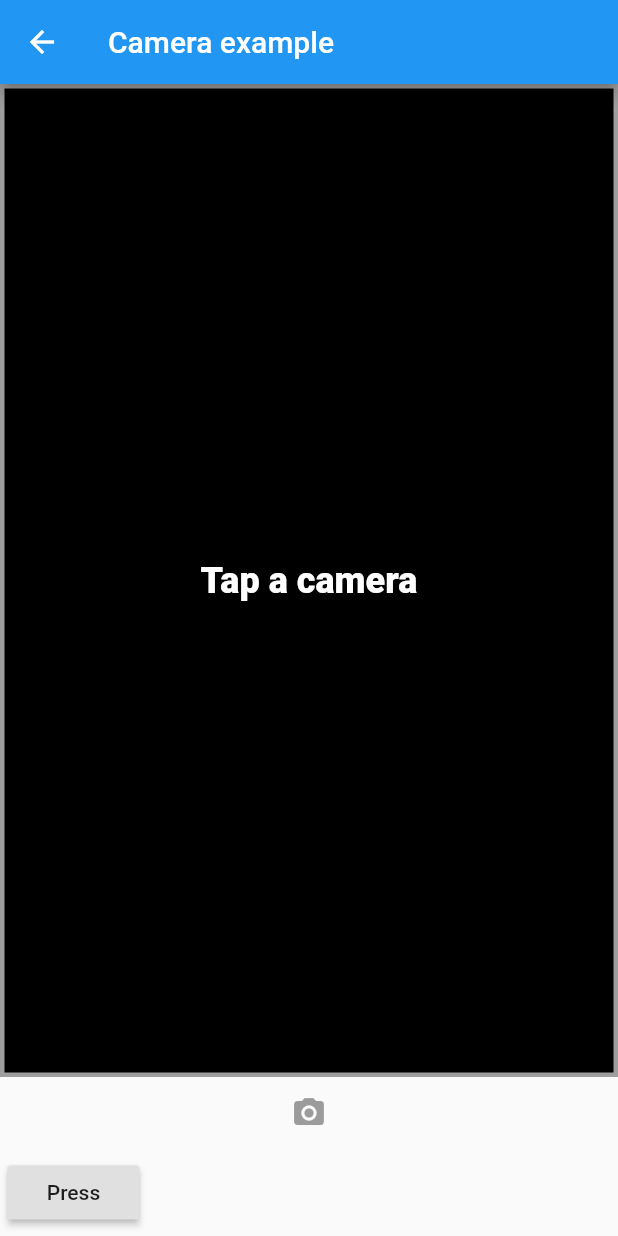
After one commit to Ahmed-Husnein-Choudhury/Flutter-app-1, a Flutter app: the BiometricCamera screen opened by its route, on a phone screen of 412 x 824 dp. The commit adds this screen. Run offline on Flutter 3.47's test engine with Material 2 defaults, Android fonts, the phone set to English and light mode, and no system bars; our stand-ins replace camera, image_picker, percent_indicator, shared_preferences, video_player; missing offline and left inert: flutter_cupertino_date_picker, simple_permissions; accounts and stored records are empty.

Commit message:
lots of design changes made and improved.

```diff
--- a/lib/routes.dart
+++ b/lib/routes.dart
@@ -20,6 +20,7 @@ import 'package:medicaid/screens/your_plan_details.dart';
 import 'package:medicaid/screens/check_in_here_with_us.dart';
 import 'package:medicaid/screens/all_information_confirmed.dart';
 import 'package:medicaid/screens/not_correct_location.dart';
+import 'package:medicaid/screens/biometric_camera.dart';
 
 class Routes {
 
@@ -45,6 +46,7 @@ class Routes {
     YourPlanDetails.routeName: (context) => YourPlanDetails(),
     CheckInHere.routeName: (context)=> CheckInHere(),
     InformationConfirmed.routeName: (context) => InformationConfirmed(),
-    NotCorrectLocation.routeName: (context) => NotCorrectLocation()
+    NotCorrectLocation.routeName: (context) => NotCorrectLocation(),
+    BiometricCamera.routeName: (context) => BiometricCamera(),
   };
 }
--- /dev/null
+++ b/lib/screens/biometric_camera.dart
@@ -0,0 +1,245 @@
+
+import 'dart:io';
+import 'package:camera/camera.dart';
+import 'package:flutter/material.dart';
+import 'package:medicaid/main.dart';
+import 'package:path_provider/path_provider.dart';
+
+
+class BiometricCamera extends StatefulWidget{
+  @override
+  _CameraState createState()=>_CameraState();
+
+  static final String routeName = "/biometricCamera";
+
+}
+
+
+IconData getCameraLensIcon(CameraLensDirection direction) {
+      return Icons.camera_front;
+  }
+
+void logError(String code, String message) =>
+    print('Error: $code\nError Message: $message');
+
+class _CameraState extends State<BiometricCamera>{
+
+  CameraController controller;
+  String imagePath;
+
+  final GlobalKey<ScaffoldState> _scaffoldKey = GlobalKey<ScaffoldState>();
+
+  @override
+  Widget build(BuildContext context) {
+    return Scaffold(
+      key: _scaffoldKey,
+      appBar: AppBar(
+        title: const Text('Camera example'),
+      ),
+      body: Column(
+        children: <Widget>[
+          Expanded(
+            child: Container(
+              child: Padding(
+                padding: const EdgeInsets.all(1.0),
+                child: Center(
+                  child: _cameraPreviewWidget(),
+                ),
+              ),
+              decoration: BoxDecoration(
+                color: Colors.black,
+                border: Border.all(
+                  color: Colors.grey,
+                  width: 3.0,
+                ),
+              ),
+            ),
+          ),
+          _captureControlRowWidget(),
+          Padding(
+            padding: const EdgeInsets.all(5.0),
+            child: Row(
+              mainAxisAlignment: MainAxisAlignment.start,
+              children: <Widget>[
+               // RaisedButton(onPressed: _cameraTogglesRowWidget,child: Text("Open camera"),),
+                _cameraTogglesRowWidget(),
+                _thumbnailWidget(),
+              ],
+            ),
+          ),
+        ],
+      ),
+    );
+  }
+
+  /// Display the preview from the camera (or a message if the preview is not available).
+  Widget _cameraPreviewWidget() {
+    if (controller == null || !controller.value.isInitialized) {
+      return const Text(
+        'Tap a camera',
+        style: TextStyle(
+          color: Colors.white,
+          fontSize: 24.0,
+          fontWeight: FontWeight.w900,
+        ),
+      );
+    } else {
+      return AspectRatio(
+        aspectRatio: controller.value.aspectRatio,
+        child: CameraPreview(controller),
+      );
+    }
+  }
+
+  /// Display the thumbnail of the captured image or video.
+  Widget _thumbnailWidget() {
+    return Expanded(
+      child: Align(
+        alignment: Alignment.centerRight,
+        child: imagePath == null
+            ? null
+            : SizedBox(
+          child:
+               Image.file(File(imagePath)),
+
+          ),
+
+        ),
+
+    );
+  }
+
+  /// Display the control bar with buttons to take pictures and record videos.
+  Widget _captureControlRowWidget() {
+    return Row(
+      mainAxisAlignment: MainAxisAlignment.spaceEvenly,
+      mainAxisSize: MainAxisSize.max,
+      children: <Widget>[
+        IconButton(
+          icon: const Icon(Icons.camera_alt),
+          color: Colors.blue,
+          onPressed: controller != null &&
+              controller.value.isInitialized
+              ? onTakePictureButtonPressed
+              : null,
+        ),
+      ],
+    );
+  }
+
+  /// Display a row of toggle to select the camera (or a message if no camera is available).
+  Widget _cameraTogglesRowWidget() {
+//    if(!cameras.isEmpty) {
+//      onNewCameraSelected(CameraDescription(lensDirection: CameraLensDirection.front));
+//    }
+    final List<Widget> toggles = <Widget>[];
+
+    if (cameras.isEmpty) {
+      return const Text('No camera found');
+    } else {
+     // for (CameraDescription cameraDescription in cameras) {
+       // cameraDescription=CameraDescription(lensDirection: CameraLensDirection.front);
+
+
+
+//        toggles.add(
+//          SizedBox(
+//            width: 90.0,
+//            child: RadioListTile<CameraDescription> (
+//              title: Icon(getCameraLensIcon(cameraDescription.lensDirection)),
+//              groupValue: controller?.description,
+//              value: cameraDescription,
+//              onChanged: onNewCameraSelected,
+//            ),
+//          ),
+//        );
+    //  }
+    }
+
+    return RaisedButton(onPressed: (){frontCameraSelected(cameras[1]);},
+      child: Text("Press"),
+    );
+  }
+
+  String timestamp() => DateTime.now().millisecondsSinceEpoch.toString();
+
+  void showInSnackBar(String message) {
+    _scaffoldKey.currentState.showSnackBar(SnackBar(content: Text(message)));
+  }
+
+
+
+  void frontCameraSelected(CameraDescription cameraDescription) async {
+    if (controller != null) {
+      print("controller disposing");
+      await controller.dispose();
+    }
+    controller = CameraController(cameraDescription, ResolutionPreset.high);
+
+    print("controller initialized");
+
+    // If the controller is updated then update the UI.
+    controller.addListener(() {
+      print("listener in action");
+      if (mounted) setState(() {});
+      if (controller.value.hasError) {
+        print("controller Exception");
+
+        showInSnackBar('Camera error ${controller.value.errorDescription}');
+      }
+    });
+
+    try {
+      await controller.initialize();
+    } on CameraException catch (e) {
+      print("controller Exception");
+      _showCameraException(e);
+    }
+
+    if (mounted) {
+      setState(() {});
+    }
+  }
+
+  void onTakePictureButtonPressed() {
+    takePicture().then((String filePath) {
+      if (mounted) {
+        setState(() {
+          imagePath = filePath;
+        });
+        if (filePath != null) showInSnackBar('Picture saved to $filePath');
+      }
+    });
+  }
+
+
+  Future<String> takePicture() async {
+    if (!controller.value.isInitialized) {
+      showInSnackBar('Error: select a camera first.');
+      return null;
+    }
+    final Directory extDir = await getApplicationDocumentsDirectory();
+    final String dirPath = '${extDir.path}/Pictures/flutter_test';
+    await Directory(dirPath).create(recursive: true);
+    final String filePath = '$dirPath/${timestamp()}.jpg';
+
+    if (controller.value.isTakingPicture) {
+      // A capture is already pending, do nothing.
+      return null;
+    }
+
+    try {
+      await controller.takePicture(filePath);
+    } on CameraException catch (e) {
+      _showCameraException(e);
+      return null;
+    }
+    return filePath;
+  }
+
+  void _showCameraException(CameraException e) {
+    logError(e.code, e.description);
+    showInSnackBar('Error: ${e.code}\n${e.description}');
+  }
+
+}
```
Also changed, not shown: lib/screens/facial_setup.dart (+25 -16 lines).
